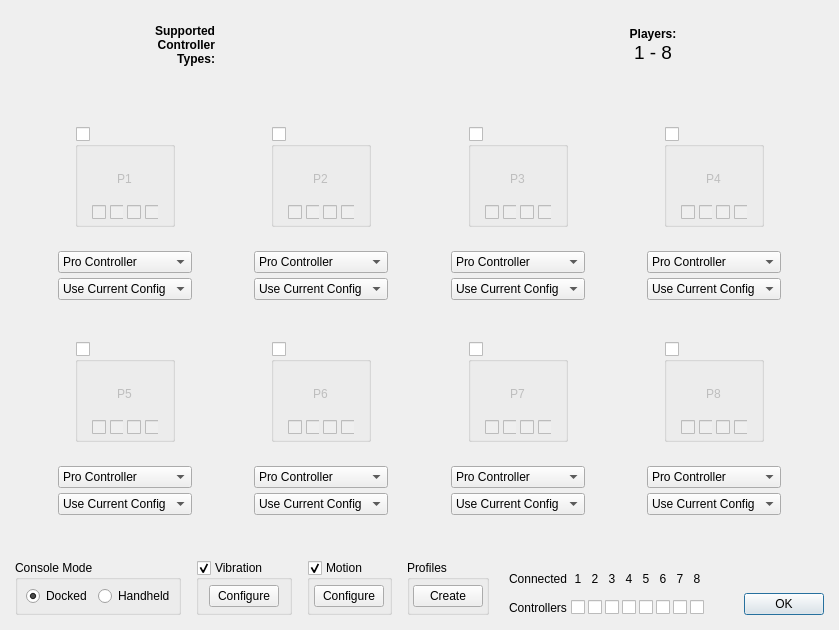
Qt form src/yuzu/applets/qt_controller.ui (Kryptuq/Yuzu-Early-Access-files) before a commit.
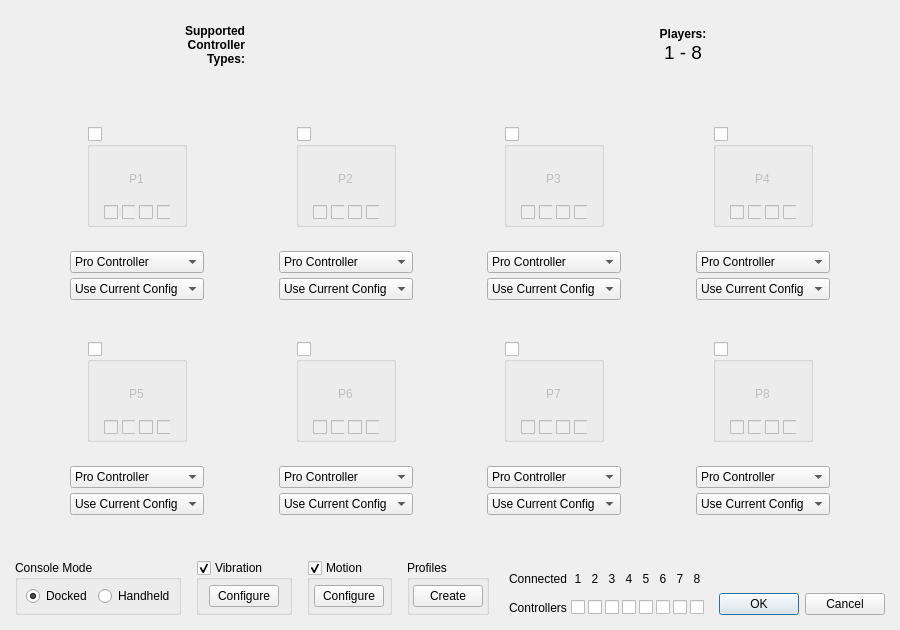
The same form after that commit.

```diff
--- a/src/yuzu/applets/qt_controller.ui
+++ b/src/yuzu/applets/qt_controller.ui
@@ -2629,7 +2629,7 @@
             <bool>true</bool>
            </property>
            <property name="standardButtons">
-            <set>QDialogButtonBox::Ok</set>
+            <set>QDialogButtonBox::Cancel|QDialogButtonBox::Ok</set>
            </property>
           </widget>
          </item>
```
Left out of the diff: 6 changed lines with no effect on the pictures.
